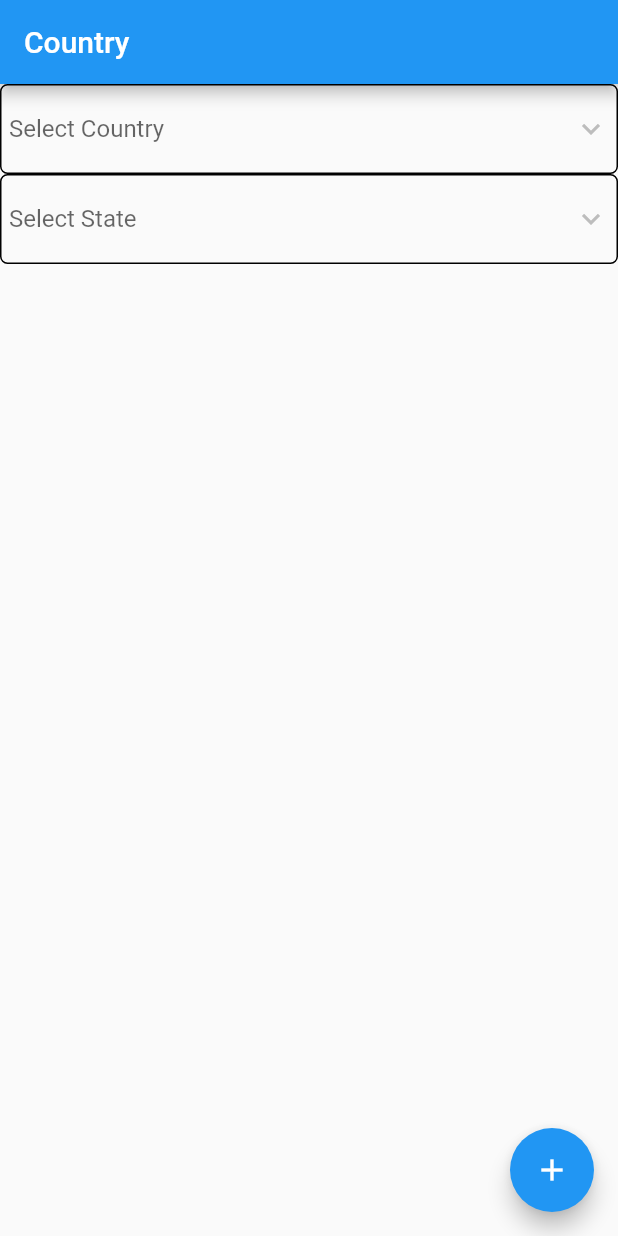
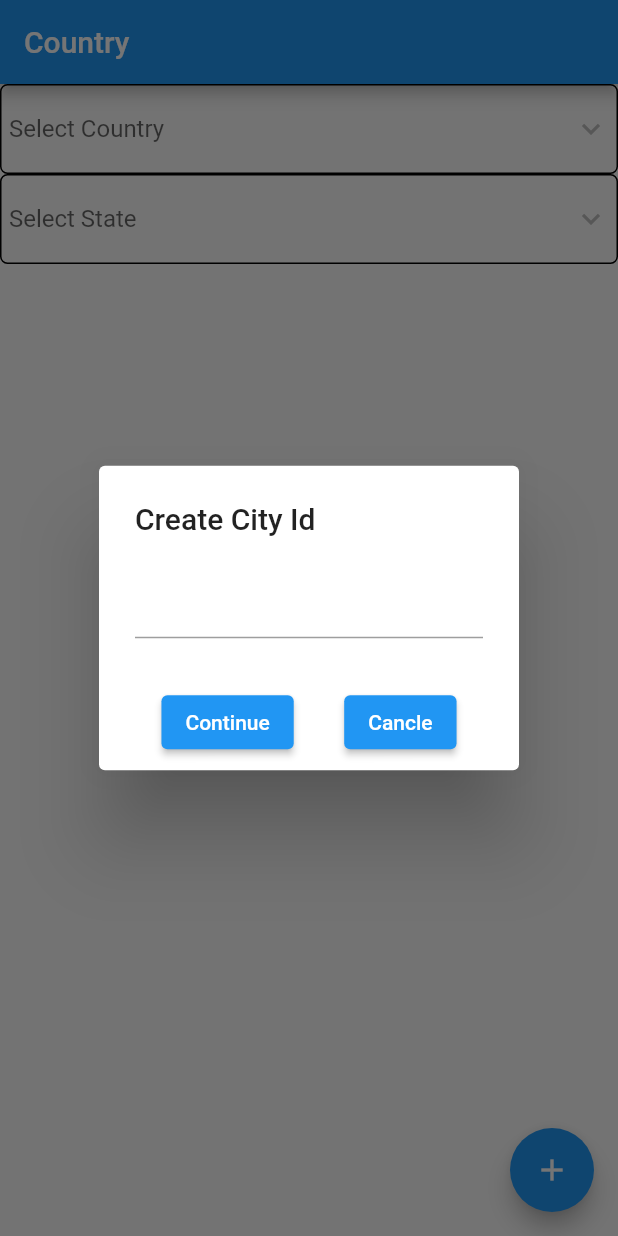
Before and after one commit to vrajtalati910/bloc_demo, a Flutter app: the screen it shows after launch, after a tap on the "add" icon, on a phone screen of 412 x 824 dp. Run offline on Flutter 3.47's test engine with Material 2 defaults, Android fonts, the phone set to English and light mode, and no system bars; our stand-ins replace bloc, dartz, flutter_bloc, freezed_annotation, get_it, injectable; network calls fail.

Commit message:
create city API

```diff
--- a/lib/country/bloc/country_event.dart
+++ b/lib/country/bloc/country_event.dart
@@ -7,5 +7,7 @@ class CountryEvent with _$CountryEvent {
   const factory CountryEvent.loadCity({required String countryId, required String stateId}) = _LoadCity;
   const factory CountryEvent.editCity(
       {required String cityId, required String countryId, required String stateId, required String name}) = _EditCity;
+  const factory CountryEvent.createCity({required String countryId, required String stateId, required String name}) =
+      _CreateCity;
   const factory CountryEvent.deleteCity({required String id}) = _DeleteCity;
 }
--- a/lib/country/repository/i_country_repository.dart
+++ b/lib/country/repository/i_country_repository.dart
@@ -15,5 +15,7 @@ abstract class ICountryRepository {
   Future<Either<HttpFailure, CountryListReponce>> loadCity({required String countryId, required String stateId});
   Future<Either<HttpFailure, CountryListReponce>> editCity(
       {required String cityId, required String countryId, required String stateId, required String name});
+  Future<Either<HttpFailure, CountryListReponce>> createCity(
+      {required String countryId, required String stateId, required String name});
   Future<Either<HttpFailure, CountryListReponce>> deleteCity({required String id});
 }
--- a/lib/country/views/country_code_screen.dart
+++ b/lib/country/views/country_code_screen.dart
@@ -26,18 +26,59 @@ class _CountryScreenState extends State<CountryScreen> {
   Widget build(BuildContext context) {
     return BlocProvider(
       create: (context) => getIt<CountryBloc>()..add(const CountryEvent.addCountry()),
-      child: Scaffold(
-        appBar: AppBar(
-          title: const Text("Country"),
-        ),
-        floatingActionButton: FloatingActionButton(child: const Icon(Icons.add), onPressed: () {}),
-        body: Builder(builder: (context) {
+      child: Builder(builder: (context) {
         return BlocBuilder<CountryBloc, CountryState>(
           builder: (context, state) {
             if (state.isLoading) {
               return const Center(child: CircularProgressIndicator());
             }
-              return Column(
+            return Scaffold(
+                appBar: AppBar(
+                  title: const Text("Country"),
+                ),
+                floatingActionButton: FloatingActionButton(
+                    child: const Icon(Icons.add),
+                    onPressed: () {
+                      showDialog(
+                        context: context,
+                        builder: (_) => BlocProvider<CountryBloc>.value(
+                          value: BlocProvider.of<CountryBloc>(context),
+                          child: AlertDialog(
+                            title: const Text('Create City Id'),
+                            content: TextFormField(controller: _controller),
+                            actions: [
+                              Row(
+                                mainAxisAlignment: MainAxisAlignment.spaceEvenly,
+                                children: [
+                                  ElevatedButton(
+                                    onPressed: () {
+                                      context.read<CountryBloc>().add(
+                                            CountryEvent.createCity(
+                                              name: _controller.text,
+                                              stateId: (stateDropdownvalue.value?.id ?? 0).toString(),
+                                              countryId: (countryDropdownvalue.value?.id ?? 0).toString(),
+                                            ),
+                                          );
+                                      Navigator.of(context, rootNavigator: true).pop();
+                                      _controller.clear();
+                                    },
+                                    child: const Text('Continue'),
+                                  ),
+                                  ElevatedButton(
+                                    onPressed: () {
+                                      Navigator.of(context, rootNavigator: true).pop();
+                                      _controller.clear();
+                                    },
+                                    child: const Text('Cancle'),
+                                  ),
+                                ],
+                              ),
+                            ],
+                          ),
+                        ),
+                      );
+                    }),
+                body: Column(
                   mainAxisSize: MainAxisSize.min,
                   children: [
                     ValueListenableBuilder(
@@ -151,7 +192,8 @@ class _CountryScreenState extends State<CountryScreen> {
                                                               name: _controller.text,
                                                               stateId: (stateDropdownvalue.value?.id ?? 0).toString(),
                                                               cityId: (state.cityList[index].id ?? 0).toString(),
-                                                            countryId: (countryDropdownvalue.value?.id ?? 0).toString(),
+                                                              countryId:
+                                                                  (countryDropdownvalue.value?.id ?? 0).toString(),
                                                             ),
                                                           );
                                                       Navigator.of(context, rootNavigator: true).pop();
@@ -216,11 +258,10 @@ class _CountryScreenState extends State<CountryScreen> {
                           }),
                     ),
                   ],
-              );
+                ));
           },
         );
       }),
-      ),
     );
   }
 }
--- a/lib/utlityu/app_string.dart
+++ b/lib/utlityu/app_string.dart
@@ -4,4 +4,5 @@ class AppString {
   static const String cityAPI = 'https://interview-api.kodecreators.com/api/cities/';
   static String cityEditAPI(id) => 'https://interview-api.kodecreators.com/api/cities/$id/edit';
   static String cityDeleteAPI(id) => 'https://interview-api.kodecreators.com/api/cities/$id/delete';
+  static const String cityCreateAPI = 'https://interview-api.kodecreators.com/api/cities/create';
 }
```
Also changed, not shown: lib/country/bloc/country_bloc.dart (+33 -0 lines), lib/country/repository/country_repository.dart (+27 -0 lines), lib/country/bloc/country_bloc.freezed.dart. Lines whose indentation alone changed are shown as unchanged.
